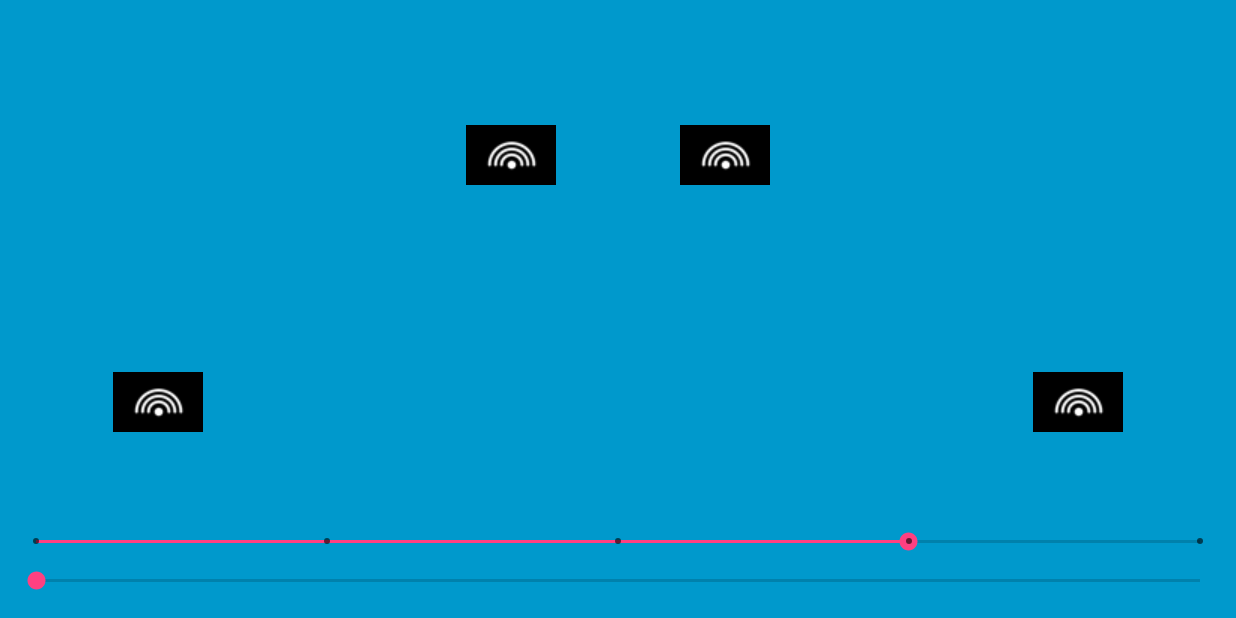
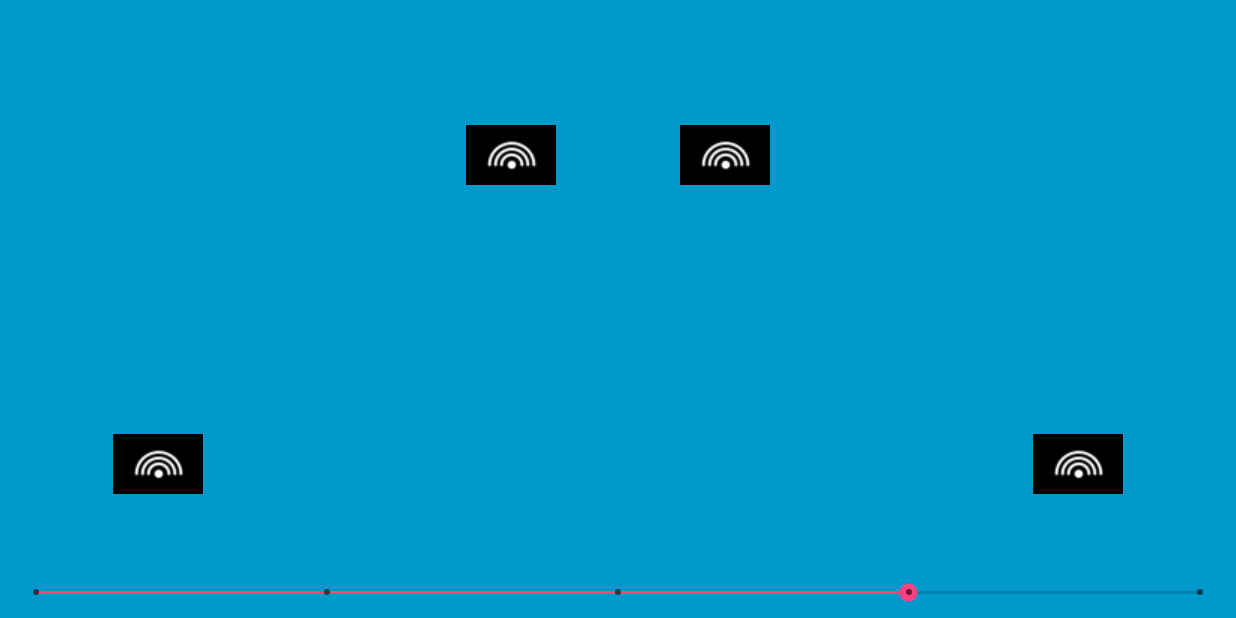
Before and after one commit to jbloit/android_responsiveLayout_testApp, an Android app: the screen it shows after launch (FullscreenActivity), on a phone screen of 824 x 412 dp (held sideways). Run offline under Robolectric (Android 15) with nearby library versions, the phone set to English and light mode, and no system bars.

Commit message:
Change margins based on view visibility

```diff
--- a/app/src/main/java/com/jbloit/reactivelayouttestapp/FullscreenActivity.kt
+++ b/app/src/main/java/com/jbloit/reactivelayouttestapp/FullscreenActivity.kt
@@ -17,14 +17,13 @@ class FullscreenActivity : AppCompatActivity(), SeekBar.OnSeekBarChangeListener
 
     val TAG = "FULLSCREEN"
 
-    private var imageViews: ArrayList<ImageView> = ArrayList()
+    private var viewsCount = 8
+    private var imageViews: ArrayList<ImageView> = ArrayList(viewsCount)
 
     override fun onCreate(savedInstanceState: Bundle?) {
         super.onCreate(savedInstanceState)
 
         setContentView(R.layout.activity_fullscreen)
-
-        seekBar_verticalMargin.setOnSeekBarChangeListener(this)
         seekBar_imageCount.setOnSeekBarChangeListener(this)
 
         imageViews.add(img1)
@@ -36,20 +35,18 @@ class FullscreenActivity : AppCompatActivity(), SeekBar.OnSeekBarChangeListener
     }
 
     override fun onProgressChanged(seekBar: SeekBar?, progress: Int, fromUser: Boolean) {
+        if (progress < 3){
+            guideline_margin1.setGuidelinePercent(1.toFloat())
+        } else {
+            guideline_margin1.setGuidelinePercent(0.5.toFloat())
+        }
 
-        when (seekBar) {
-            seekBar_verticalMargin -> {
-                guideline_margin1.setGuidelinePercent(progress.toFloat() / 100)
-            }
-            seekBar_imageCount -> {
         for (i in 0..3){
             imageViews[i].visibility = ImageView.GONE
         }
         for (i in 1..progress){
             Log.d(TAG, "progress : $i")
             imageViews[i-1]?.visibility = ImageView.VISIBLE
-                }
-            }
         }
     }
 
--- a/app/src/main/res/layout/activity_fullscreen.xml
+++ b/app/src/main/res/layout/activity_fullscreen.xml
@@ -118,20 +118,8 @@
             android:layout_width="wrap_content"
             android:layout_height="wrap_content"
             android:orientation="horizontal"
-            app:layout_constraintGuide_percent="0.8"
+            app:layout_constraintGuide_percent="1"
             android:visibility="visible"/>
-
-    <SeekBar
-        android:id="@+id/seekBar_verticalMargin"
-        android:layout_width="0dp"
-        android:layout_height="wrap_content"
-        android:layout_marginBottom="16dp"
-        android:layout_marginEnd="8dp"
-        android:layout_marginStart="8dp"
-        app:layout_constraintBottom_toBottomOf="parent"
-        app:layout_constraintEnd_toEndOf="parent"
-        app:layout_constraintHorizontal_bias="0.22"
-        app:layout_constraintStart_toStartOf="parent" />
 
     <SeekBar
         android:id="@+id/seekBar_imageCount"
@@ -143,7 +131,7 @@
         android:layout_marginStart="8dp"
         android:max="4"
         android:progress="3"
-        app:layout_constraintBottom_toTopOf="@+id/seekBar_verticalMargin"
+        app:layout_constraintBottom_toBottomOf="parent"
         app:layout_constraintEnd_toEndOf="parent"
         app:layout_constraintStart_toStartOf="parent" />
 
```
Lines whose indentation alone changed are shown as unchanged.
